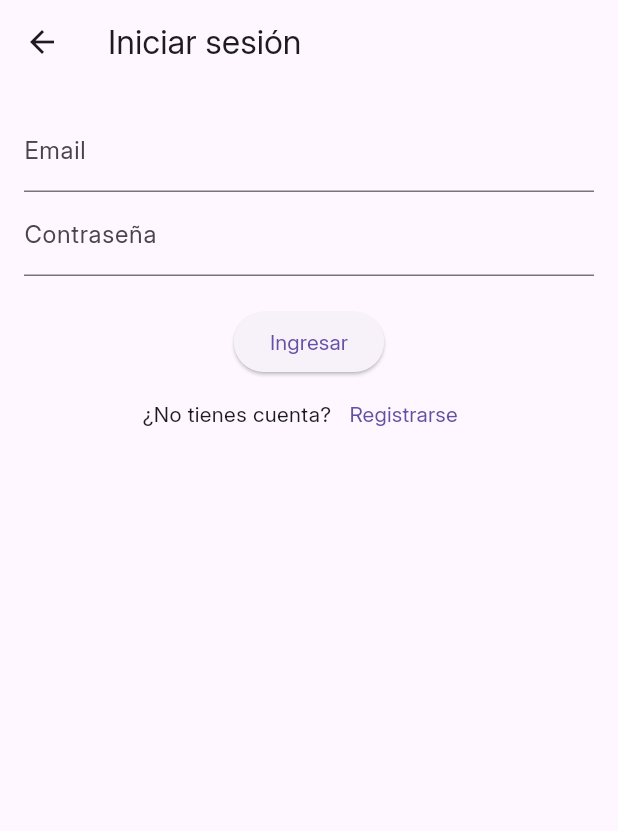
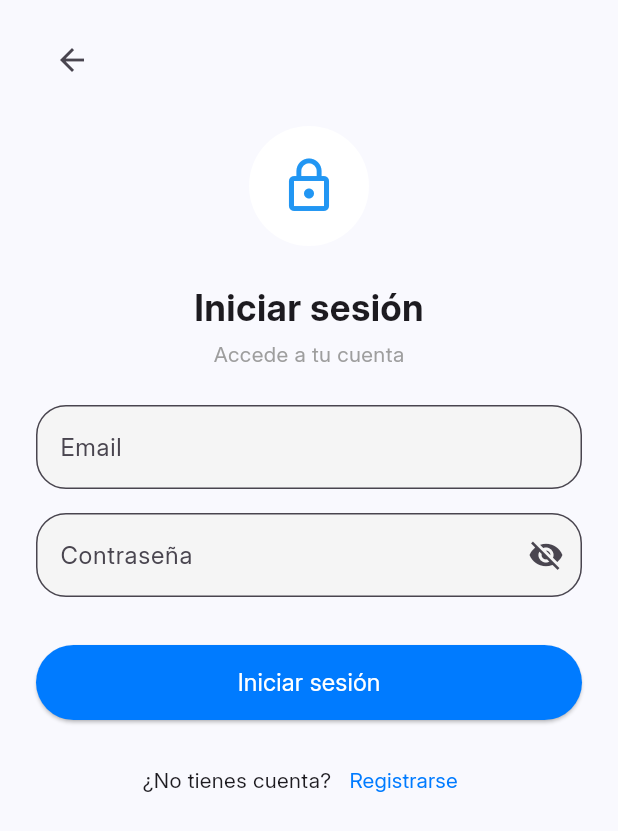
Before and after one commit to BautistaMendibe/focuswallet, a Flutter app: the screen it shows after launch, after a tap on "Iniciar sesión", on a phone screen of 412 x 824 dp. Shown: the top 831 px of the screen. Run offline on Flutter 3.47's test engine with Material 3 defaults, Android fonts, the phone set to English and light mode, and no system bars; our stand-ins replace firebase_auth, firebase_core, shared_preferences, smooth_page_indicator; accounts and stored records are empty; network calls fail.

Commit message:
Se rediseña la pantalla de inicio de sesion

```diff
--- a/lib/screens/login_screen.dart
+++ b/lib/screens/login_screen.dart
@@ -13,6 +13,7 @@ class _LoginScreenState extends State<LoginScreen> {
   final emailCtrl = TextEditingController();
   final passCtrl = TextEditingController();
   final _authService = AuthService();
+  bool _obscurePass = true;
 
   void login() async {
     try {
@@ -54,7 +55,6 @@ class _LoginScreenState extends State<LoginScreen> {
       );
     } catch (e) {
       if (!mounted) return;
-      debugPrint('Error: ${e.toString()}');
 
       ScaffoldMessenger.of(context).showSnackBar(
         SnackBar(
@@ -65,23 +65,87 @@ class _LoginScreenState extends State<LoginScreen> {
     }
   }
 
+  InputDecoration customInputDecoration(String label) {
+    return InputDecoration(
+      labelText: label,
+      border: OutlineInputBorder(borderRadius: BorderRadius.circular(20)),
+      filled: true,
+      fillColor: Colors.grey.shade100,
+    );
+  }
+
   @override
   Widget build(BuildContext context) {
     return Scaffold(
-      appBar: AppBar(title: const Text("Iniciar sesión")),
-      body: Padding(
-        padding: const EdgeInsets.all(16),
+      backgroundColor: const Color(0xFFF9F9FE),
+      body: SafeArea(
+        child: Padding(
+          padding: const EdgeInsets.symmetric(horizontal: 24, vertical: 16),
+          child: SingleChildScrollView(
             child: Column(
               children: [
+                const Align(
+                  alignment: Alignment.topLeft,
+                  child: BackButton(),
+                ),
+                const SizedBox(height: 20),
+                const CircleAvatar(
+                  radius: 40,
+                  backgroundColor: Colors.white,
+                  child: Icon(Icons.lock_outline, color: Colors.blue, size: 40),
+                ),
+                const SizedBox(height: 24),
+                const Text("Iniciar sesión",
+                    style: TextStyle(
+                        fontSize: 24, fontWeight: FontWeight.bold)),
+                const SizedBox(height: 4),
+                const Text("Accede a tu cuenta",
+                    style: TextStyle(color: Colors.grey)),
+                const SizedBox(height: 24),
+
+                // Email
                 TextField(
                   controller: emailCtrl,
-                decoration: InputDecoration(labelText: 'Email')),
+                  decoration: customInputDecoration('Email'),
+                ),
+                const SizedBox(height: 16),
+
+                // Password
                 TextField(
                   controller: passCtrl,
-                decoration: InputDecoration(labelText: 'Contraseña'),
-                obscureText: true),
-            const SizedBox(height: 20),
-            ElevatedButton(onPressed: login, child: const Text("Ingresar")),
+                  obscureText: _obscurePass,
+                  decoration: customInputDecoration('Contraseña').copyWith(
+                    suffixIcon: IconButton(
+                      icon: Icon(_obscurePass
+                          ? Icons.visibility_off
+                          : Icons.visibility),
+                      onPressed: () {
+                        setState(() {
+                          _obscurePass = !_obscurePass;
+                        });
+                      },
+                    ),
+                  ),
+                ),
+                const SizedBox(height: 32),
+
+                // Login button
+                SizedBox(
+                  width: double.infinity,
+                  height: 50,
+                  child: ElevatedButton(
+                    onPressed: login,
+                    style: ElevatedButton.styleFrom(
+                      backgroundColor: const Color(0xFF007BFF),
+                      shape: RoundedRectangleBorder(
+                        borderRadius: BorderRadius.circular(30),
+                      ),
+                    ),
+                    child: const Text("Iniciar sesión",
+                        style: TextStyle(fontSize: 16, color: Colors.white)),
+                  ),
+                ),
+                const SizedBox(height: 16),
                 Row(
                   mainAxisAlignment: MainAxisAlignment.center,
                   children: [
@@ -90,11 +154,13 @@ class _LoginScreenState extends State<LoginScreen> {
                       onPressed: () {
                         Navigator.pushNamed(context, '/register');
                       },
-                  child: const Text("Registrarse"),
+                      child: const Text("Registrarse", style: TextStyle(color: Color(0xFF007BFF)),),
                     ),
                   ],
+                )
+              ],
             ),
-          ],
+          ),
         ),
       ),
     );
```
Lines whose indentation alone changed are shown as unchanged.
